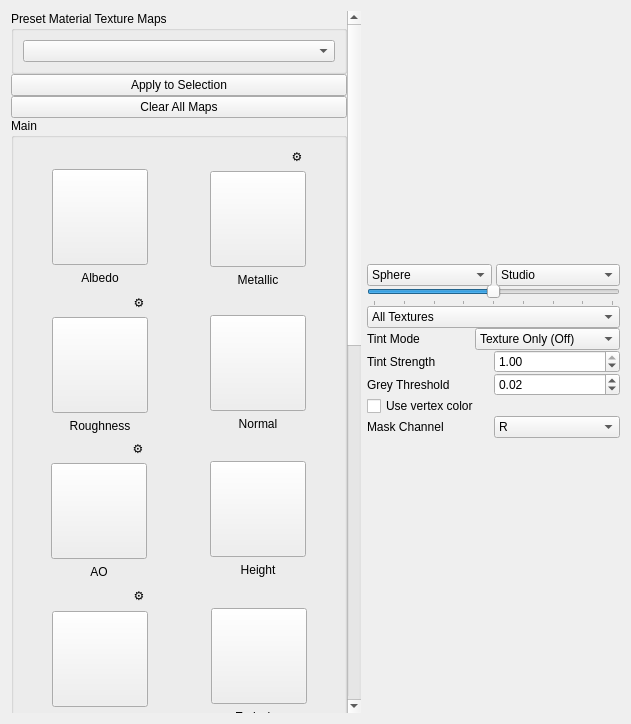
The window that ui/TextureMappingPanel.ui (01Hub/ModelViewer) describes before a commit, drawn with Qt 5.
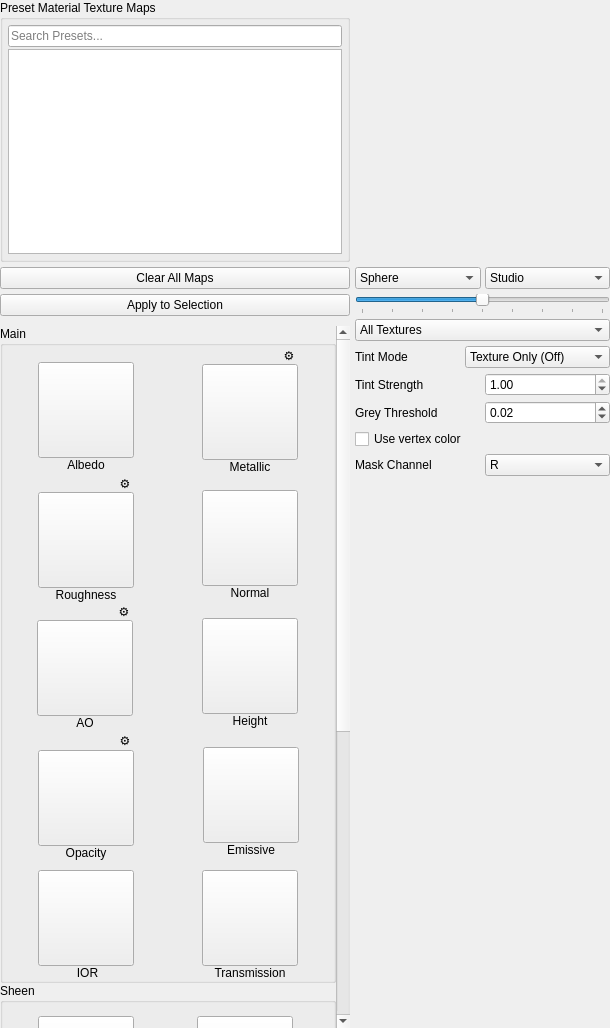
The same window after the commit. Custom widgets are drawn as their Qt base class.

Commit message: Replaced material texture preset combo box with tree view with material grouping and search functionality

Patch:
```diff
--- a/ui/TextureMappingPanel.ui
+++ b/ui/TextureMappingPanel.ui
@@ -6,15 +6,37 @@
    <rect>
     <x>0</x>
     <y>0</y>
-    <width>629</width>
-    <height>720</height>
+    <width>610</width>
+    <height>1028</height>
    </rect>
   </property>
   <property name="windowTitle">
    <string>Texture Mapping Panel</string>
   </property>
   <layout class="QGridLayout" name="gridRoot">
-   <item row="0" column="0">
+   <property name="leftMargin">
+    <number>0</number>
+   </property>
+   <property name="topMargin">
+    <number>0</number>
+   </property>
+   <property name="rightMargin">
+    <number>0</number>
+   </property>
+   <property name="bottomMargin">
+    <number>0</number>
+   </property>
+   <property name="spacing">
+    <number>5</number>
+   </property>
+   <item row="1" column="0">
+    <widget class="QPushButton" name="pushButtonClearAllMaps">
+     <property name="text">
+      <string>Clear All Maps</string>
+     </property>
+    </widget>
+   </item>
+   <item row="4" column="0">
     <widget class="QScrollArea" name="scrollArea">
      <property name="minimumSize">
       <size>
@@ -40,7 +62,7 @@
         <x>0</x>
         <y>0</y>
         <width>338</width>
-        <height>1614</height>
+        <height>1406</height>
        </rect>
       </property>
       <layout class="QGridLayout" name="gridLayout_20">
@@ -59,18 +81,6 @@
        <property name="spacing">
         <number>0</number>
        </property>
-       <item row="0" column="0">
-        <widget class="QGroupBox" name="groupBox">
-         <property name="title">
-          <string>Preset Material Texture Maps</string>
-         </property>
-         <layout class="QGridLayout" name="gridLayout_21">
-          <item row="0" column="0">
-           <widget class="QComboBox" name="comboBoxPresetTextures"/>
-          </item>
-         </layout>
-        </widget>
-       </item>
        <item row="7" column="0">
         <widget class="QGroupBox" name="grpUV">
          <property name="title">
@@ -179,19 +189,27 @@
          </layout>
         </widget>
        </item>
-       <item row="2" column="0">
-        <widget class="QPushButton" name="pushButtonClearAllMaps">
-         <property name="text">
-          <string>Clear All Maps</string>
-         </property>
-        </widget>
-       </item>
        <item row="6" column="0">
         <widget class="QGroupBox" name="grpClearcoat">
          <property name="title">
           <string>Clearcoat</string>
          </property>
          <layout class="QGridLayout" name="gridLayout_17">
+          <property name="leftMargin">
+           <number>0</number>
+          </property>
+          <property name="topMargin">
+           <number>0</number>
+          </property>
+          <property name="rightMargin">
+           <number>0</number>
+          </property>
+          <property name="bottomMargin">
+           <number>0</number>
+          </property>
+          <property name="spacing">
+           <number>0</number>
+          </property>
           <item row="0" column="0">
            <layout class="QGridLayout" name="gridLayout_14">
             <item row="0" column="1">
@@ -456,6 +474,21 @@
           <string>Sheen</string>
          </property>
          <layout class="QGridLayout" name="gridLayout_13">
+          <property name="leftMargin">
+           <number>0</number>
+          </property>
+          <property name="topMargin">
+           <number>0</number>
+          </property>
+          <property name="rightMargin">
+           <number>0</number>
+          </property>
+          <property name="bottomMargin">
+           <number>0</number>
+          </property>
+          <property name="spacing">
+           <number>0</number>
+          </property>
           <item row="0" column="0">
            <layout class="QGridLayout" name="gridLayout_11">
             <item row="0" column="1">
@@ -629,12 +662,27 @@
          </layout>
         </widget>
        </item>
-       <item row="4" column="0">
+       <item row="2" column="0" rowspan="3">
         <widget class="QGroupBox" name="grpMain">
          <property name="title">
           <string>Main</string>
          </property>
          <layout class="QGridLayout" name="gridLayout_18">
+          <property name="leftMargin">
+           <number>0</number>
+          </property>
+          <property name="topMargin">
+           <number>0</number>
+          </property>
+          <property name="rightMargin">
+           <number>0</number>
+          </property>
+          <property name="bottomMargin">
+           <number>0</number>
+          </property>
+          <property name="spacing">
+           <number>0</number>
+          </property>
           <item row="1" column="1">
            <layout class="QGridLayout" name="gridLayout_2">
             <item row="0" column="1">
@@ -1792,47 +1840,84 @@
          </layout>
         </widget>
        </item>
+      </layout>
+     </widget>
+    </widget>
+   </item>
+   <item row="0" column="0">
+    <widget class="QGroupBox" name="groupBox">
+     <property name="title">
+      <string>Preset Material Texture Maps</string>
+     </property>
+     <layout class="QGridLayout" name="gridLayout_21">
+      <property name="leftMargin">
+       <number>5</number>
+      </property>
+      <property name="topMargin">
+       <number>5</number>
+      </property>
+      <property name="rightMargin">
+       <number>5</number>
+      </property>
+      <property name="bottomMargin">
+       <number>5</number>
+      </property>
+      <property name="spacing">
+       <number>2</number>
+      </property>
+      <item row="0" column="0">
+       <widget class="QLineEdit" name="lineEditSearchPreset">
+        <property name="statusTip">
+         <string/>
+        </property>
+        <property name="placeholderText">
+         <string>Search Presets...</string>
+        </property>
+        <property name="clearButtonEnabled">
+         <bool>true</bool>
+        </property>
+       </widget>
+      </item>
        <item row="1" column="0">
+       <widget class="QTreeWidget" name="treeWidgetPresetTextures">
+        <property name="minimumSize">
+         <size>
+          <width>0</width>
+          <height>180</height>
+         </size>
+        </property>
+        <attribute name="headerVisible">
+         <bool>false</bool>
+        </attribute>
+        <column>
+         <property name="text">
+          <string notr="true">1</string>
+         </property>
+        </column>
+       </widget>
+      </item>
+     </layout>
+    </widget>
+   </item>
+   <item row="2" column="0">
         <widget class="QPushButton" name="pushButtonApply">
          <property name="text">
           <string>Apply to Selection</string>
          </property>
         </widget>
        </item>
-      </layout>
-     </widget>
-    </widget>
-   </item>
    <item row="0" column="1">
-    <widget class="QFrame" name="rightHost">
-     <layout class="QGridLayout" name="gridLayout_19">
-      <property name="leftMargin">
-       <number>0</number>
-      </property>
-      <property name="topMargin">
-       <number>0</number>
-      </property>
-      <property name="rightMargin">
-       <number>0</number>
-      </property>
-      <property name="bottomMargin">
-       <number>0</number>
-      </property>
-      <property name="spacing">
-       <number>0</number>
-      </property>
-      <item row="0" column="0">
-       <layout class="QVBoxLayout" name="verticalLayout_5">
-        <item>
          <widget class="MaterialPreviewWidget" name="previewWidget" native="true">
           <property name="minimumSize">
            <size>
-            <width>253</width>
-            <height>253</height>
+       <width>255</width>
+       <height>255</height>
            </size>
           </property>
          </widget>
         </item>
+   <item row="1" column="1" rowspan="4">
+    <layout class="QVBoxLayout" name="verticalLayout_5">
         <item>
          <layout class="QHBoxLayout" name="hPreviewTools">
           <property name="spacing">
@@ -2094,9 +2179,6 @@
          </spacer>
         </item>
        </layout>
-      </item>
-     </layout>
-    </widget>
    </item>
   </layout>
  </widget>
```
Lines whose indentation alone changed are shown as unchanged. The commit also changes 4 other files.
